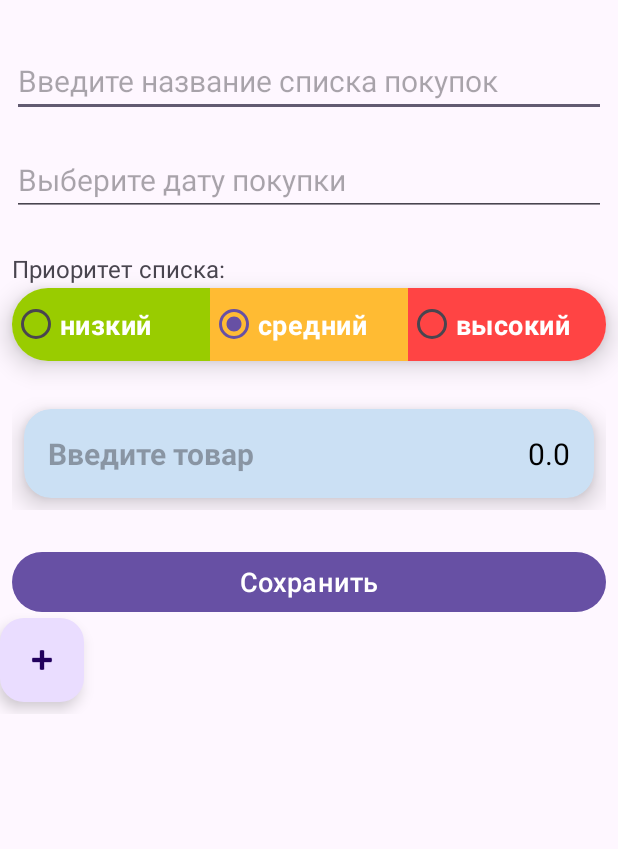
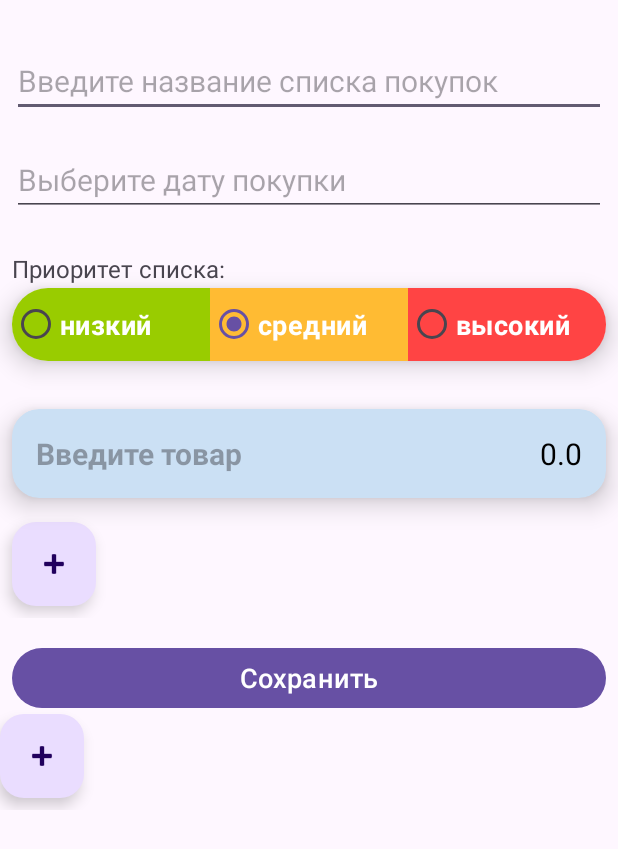
Before and after one commit to nick7v/shoppingList, an Android app: the EditBasketActivity screen opened directly, with no data from a screen before it, on a phone screen of 412 x 824 dp. Shown: the top 849 px of the screen. Run offline under Robolectric (Android 15) with nearby library versions, the phone set to English and light mode, and no system bars; our stand-ins replace Room's generated code.

Commit message:
implemented adding items in Products RV by add button and by pressing Enter if it's last item in RV

```diff
--- a/app/src/main/java/com/lnick7v/shoppinglist/EditBasketActivity.kt
+++ b/app/src/main/java/com/lnick7v/shoppinglist/EditBasketActivity.kt
@@ -6,6 +6,7 @@ import android.os.Bundle
 import android.os.Handler
 import android.os.Looper
 import android.util.Log
+import android.view.KeyEvent
 import android.view.View
 import android.widget.Button
 import android.widget.EditText
@@ -54,26 +55,20 @@ class EditBasketActivity : AppCompatActivity() {
          } )*/
         productsAdapter.setOnProductFocusChangeListener(object :
             ProductsAdapter.OnProductFocusChangeListener {
-            override fun onProductFocusChange(
-                product: Product,
-                position: Int,
-                view: View,
-                hasFocus: Boolean,
-                productsSize: Int
-            ) {
-                if (position == productsSize - 1) {
+            override fun onProductFocusChange(product: Product, view: View, hasFocus: Boolean) {
+                /*if (position == productsSize - 1) { //!!!!!Заменил на кнопку и снятие фокуса
                     if (hasFocus) {
                         viewModel.addEmptyProductToEnd(basketID)
-                        //***** КОСТЫЛЬ, нужно вызывать notifyItemChanged в другом месте, после обновления БД в адаптере
+                        ////////// КОСТЫЛЬ, нужно вызывать notifyItemChanged в другом месте, после обновления БД в адаптере
                         Thread {
                             Thread.sleep(1000)
                             //handler.post { productsAdapter.notifyItemInserted(position + 1) } // выходит исключение
                             handler.post { productsAdapter.notifyItemRangeChanged(position + 1, productsSize + 1) }  //productsAdapter.getItemCount()
                         }.start()
-                        //*************************
+                        ///////////////////////
                         Log.d("product", "ADD EMPTY PRODUCT id ${product.id}")
                     }
-                }
+                }*/
                 if (!hasFocus) {
                     val newName = (view as EditText).text.toString().trim()
                     viewModel.updateProduct(newName, product.id)
@@ -86,6 +81,28 @@ class EditBasketActivity : AppCompatActivity() {
                     //*************************
                     Log.d("product", "UPDATE PRODUCT id ${product.id} new name: ${newName}")
                 }
+            }
+        })
+
+        productsAdapter.setOnAddProductClickListener(object :
+            ProductsAdapter.OnAddProductClickListener {
+            override fun onAddProductClick(productsSize: Int) {
+                addEmptyProductAndSetFocus(productsSize)
+            }
+        })
+
+        productsAdapter.setOnProductKeyListener(object : ProductsAdapter.OnProductKeyListener {
+            override fun onProductKeyListener(
+                productsSize: Int,
+                keyCode: Int,
+                event: KeyEvent,
+                position: Int
+            ): Boolean {
+                return if (keyCode == KeyEvent.KEYCODE_ENTER && position == productsSize-1) {
+                    /*if (position == productsSize-1)*/ addEmptyProductAndSetFocus(productsSize)
+                    //else recyclerViewProducts.findViewHolderForAdapterPosition(position + 1)!!.itemView.requestFocus()
+                    true
+                } else false
             }
         })
 
@@ -108,12 +125,13 @@ class EditBasketActivity : AppCompatActivity() {
             override fun onSwiped(viewHolder: RecyclerView.ViewHolder, direction: Int) {
                 val position = viewHolder.adapterPosition
                 val product = productsAdapter.getProducts()[position]
+                recyclerViewProducts.clearFocus()
                 viewModel.removeProduct(product)
                 //***** КОСТЫЛЬ, нужно вызывать notifyItemRemoved в другом месте, после обновления БД в адаптере
                 Thread {
                     Thread.sleep(500)
                     handler.post { productsAdapter.notifyItemRemoved(position) }
-                    handler.post { productsAdapter.notifyItemRangeChanged(position, productsAdapter.getItemCount()) }
+                    handler.post { productsAdapter.notifyItemRangeChanged(position, productsAdapter.itemCount) }
                 }.start()
                 //*************************
             }
@@ -140,6 +158,15 @@ class EditBasketActivity : AppCompatActivity() {
         }
     }
 
+    override fun onResume() {
+        super.onResume()
+        Thread { //ОЧЕРЕДНОЙ КОСТЫЛЬ - нужно чтобы при повороте экрана RV отображался
+            Thread.sleep(300)
+            handler.post { productsAdapter.notifyDataSetChanged() }
+        }.start()
+
+    }
+
     private fun saveBasket() {
         if (editTextBasketName.text.isEmpty() || editTextDateOfBasket.text.isEmpty()) {
             Toast.makeText(this, "Укажите название и дату", Toast.LENGTH_SHORT).show()
@@ -148,6 +175,28 @@ class EditBasketActivity : AppCompatActivity() {
             val date = editTextDateOfBasket.text.toString().trim()
             viewModel.updateBasket(name, date, getPriority(), basketID)
         }
+    }
+
+    private fun addEmptyProductAndSetFocus(productsSize: Int) {
+        //TODO(read 2 last pages in SOF)
+        recyclerViewProducts.clearFocus() // For saving text in focused EditText
+        viewModel.addEmptyProductToEnd(basketID)
+        ////////// КОСТЫЛЬ, нужно вызывать notifyItemChanged в другом месте, после обновления БД в адаптере
+        val t1 = Thread {
+            Thread.sleep(500)
+            handler.post {
+                productsAdapter.notifyItemRangeChanged(productsSize - 1, productsSize )
+            }
+        }
+        t1.start()
+        t1.join()
+        ///////////////////////
+        Thread {  /////////// ЕЩЕ КОСТЫЛЬ, нужно разбираться куда это все перенести
+            Thread.sleep(500)
+            handler.post { recyclerViewProducts.smoothScrollToPosition(productsSize) }
+            Thread.sleep(500)
+            handler.post { recyclerViewProducts.findViewHolderForAdapterPosition(productsSize)!!.itemView.requestFocus() }
+        }.start()
     }
 
 
--- a/app/src/main/java/com/lnick7v/shoppinglist/ProductsAdapter.kt
+++ b/app/src/main/java/com/lnick7v/shoppinglist/ProductsAdapter.kt
@@ -1,18 +1,31 @@
 package com.lnick7v.shoppinglist
 
+import android.view.KeyEvent
 import android.view.LayoutInflater
 import android.view.View
 import android.view.ViewGroup
 import android.widget.EditText
 import android.widget.TextView
 import androidx.recyclerview.widget.RecyclerView
+import com.google.android.material.floatingactionbutton.FloatingActionButton
 
 class ProductsAdapter : RecyclerView.Adapter<ProductsAdapter.ProductsViewHolder>() {
     private var products = listOf<Product>()
     private var onProductFocusChangeListener: OnProductFocusChangeListener? = null
+    private var onAddProductClickListener: OnAddProductClickListener? = null
+    private var onProductKeyListener: OnProductKeyListener? = null
+
 
     fun setOnProductFocusChangeListener(onProductFocusChangeListener: OnProductFocusChangeListener) {
         this.onProductFocusChangeListener = onProductFocusChangeListener
+    }
+
+    fun setOnAddProductClickListener(onAddProductClickListener: OnAddProductClickListener) {
+        this.onAddProductClickListener = onAddProductClickListener
+    }
+
+    fun setOnProductKeyListener(onProductKeyListener: OnProductKeyListener) {
+        this.onProductKeyListener = onProductKeyListener
     }
 
     fun getProducts(): List<Product> {
@@ -23,42 +36,75 @@ class ProductsAdapter : RecyclerView.Adapter<ProductsAdapter.ProductsViewHolder>
         this.products = products
     }
 
-    class ProductsViewHolder(view: View) : RecyclerView.ViewHolder(view) {
-        var editTextProductName: EditText = view.findViewById(R.id.editTextProductName)
-        var textViewProductPrice: TextView = view.findViewById(R.id.textViewProductPrice)
+    class ProductsViewHolder(view: View, viewType: Int) : RecyclerView.ViewHolder(view) {
+        lateinit var editTextProductName: EditText
+        lateinit var textViewProductPrice: TextView
+        lateinit var buttonAddProduct: FloatingActionButton
+        init { // throw exception: findViewById(...) must not be null, if don't check type of view in init - it's strange
+            if (viewType == R.layout.product_item) {
+                editTextProductName = view.findViewById(R.id.editTextProductName)
+                textViewProductPrice = view.findViewById(R.id.textViewProductPrice)
+            } else if (viewType == R.layout.button_item) {
+                buttonAddProduct = view.findViewById(R.id.buttonAddProduct)
+            }
+        }
     }
 
     override fun onCreateViewHolder(parent: ViewGroup, viewType: Int): ProductsViewHolder {
-        val view = LayoutInflater.from(parent.context)
-            .inflate(R.layout.product_item, parent, false)
-        return ProductsViewHolder(view)
+        val view =
+            if (viewType == R.layout.product_item) {
+                LayoutInflater.from(parent.context).inflate(R.layout.product_item, parent, false)
+            } else {
+                LayoutInflater.from(parent.context).inflate(R.layout.button_item, parent, false)
+            }
+        return ProductsViewHolder(view, viewType)
+    }
+
+    override fun getItemViewType(position: Int): Int {
+        return if (position == products.size) R.layout.button_item
+        else R.layout.product_item
     }
 
     override fun getItemCount(): Int {
-        return products.size
+        return products.size + 1
     }
 
     override fun onBindViewHolder(holder: ProductsViewHolder, position: Int) {
+        if (position == products.size) { //when item is add button (last item)
+            holder.buttonAddProduct.setOnClickListener {
+                if (onAddProductClickListener != null) {
+                    onAddProductClickListener!!.onAddProductClick(products.size)
+                }
+            }
+        } else { //when item is product
            val product = products[position]
             holder.editTextProductName.setText(product.name)
             holder.textViewProductPrice.text = product.price.toString()
             holder.editTextProductName.setOnFocusChangeListener { view, hasFocus ->
                 if (onProductFocusChangeListener != null) {
-                onProductFocusChangeListener!!
-                    .onProductFocusChange(product, position, view, hasFocus, products.size)
+                    onProductFocusChangeListener!!.onProductFocusChange(product, view, hasFocus)
                     //productAddTextChangedListener!!.afterTextChanged(it!!, position) //NEED TO TEST it!!!!!!!!!!
+                }
+            }
+            holder.editTextProductName.setOnKeyListener { view, keyCode, event ->
+                if (onProductKeyListener != null /*&& position == products.size - 1*/) {
+                    onProductKeyListener!!.onProductKeyListener(products.size, keyCode, event, position)
+                }
+                false
             }
         }
     }
 
     interface OnProductFocusChangeListener {
-        fun onProductFocusChange(
-            product: Product,
-            position: Int,
-            view: View,
-            hasFocus: Boolean,
-            productsSize: Int
-        ) {
+        fun onProductFocusChange(product: Product, view: View, hasFocus: Boolean) {
         }
     }
+
+    interface OnAddProductClickListener {
+        fun onAddProductClick(productsSize: Int){}
     }
+
+    interface OnProductKeyListener {
+        fun onProductKeyListener(productsSize: Int, keyCode: Int, event: KeyEvent, position: Int): Boolean { return false }
+    }
+}
--- a/app/src/main/res/layout/activity_edit_basket.xml
+++ b/app/src/main/res/layout/activity_edit_basket.xml
@@ -4,6 +4,8 @@
     xmlns:tools="http://schemas.android.com/tools"
     android:layout_width="match_parent"
     android:layout_height="match_parent"
+    android:focusableInTouchMode="true"
+    android:focusable="true"
     android:layout_marginBottom="8dp">
 
     <LinearLayout
@@ -101,7 +103,6 @@
             android:id="@+id/recyclerViewProduct"
             android:layout_width="match_parent"
             android:layout_height="wrap_content"
-            android:layout_marginHorizontal="8dp"
             android:layout_marginTop="24dp"
             app:layoutManager="androidx.recyclerview.widget.LinearLayoutManager"
             tools:itemCount="4"
@@ -112,7 +113,7 @@
             android:layout_width="match_parent"
             android:layout_height="wrap_content"
             android:layout_marginHorizontal="8dp"
-            android:layout_marginTop="24dp"
+            android:layout_marginTop="16dp"
             android:text="@string/Save"
             android:textSize="18sp"
             app:layout_constraintEnd_toEndOf="parent"
@@ -126,7 +127,6 @@
             android:layout_marginEnd="8dp"
             android:layout_marginBottom="8dp"
             android:contentDescription="@null"
-
             app:srcCompat="@android:drawable/ic_input_add" />
 
 
--- /dev/null
+++ b/app/src/main/res/layout/button_item.xml
@@ -0,0 +1,11 @@
+<?xml version="1.0" encoding="utf-8"?>
+<com.google.android.material.floatingactionbutton.FloatingActionButton
+    xmlns:app="http://schemas.android.com/apk/res-auto"
+    xmlns:android="http://schemas.android.com/apk/res/android"
+    android:id="@+id/buttonAddProduct"
+    android:layout_width="wrap_content"
+    android:layout_height="wrap_content"
+    android:layout_margin="8dp"
+    android:layout_gravity="end"
+    android:contentDescription="@null"
+    app:srcCompat="@android:drawable/ic_input_add" />
```
Lines whose indentation alone changed are shown as unchanged.
